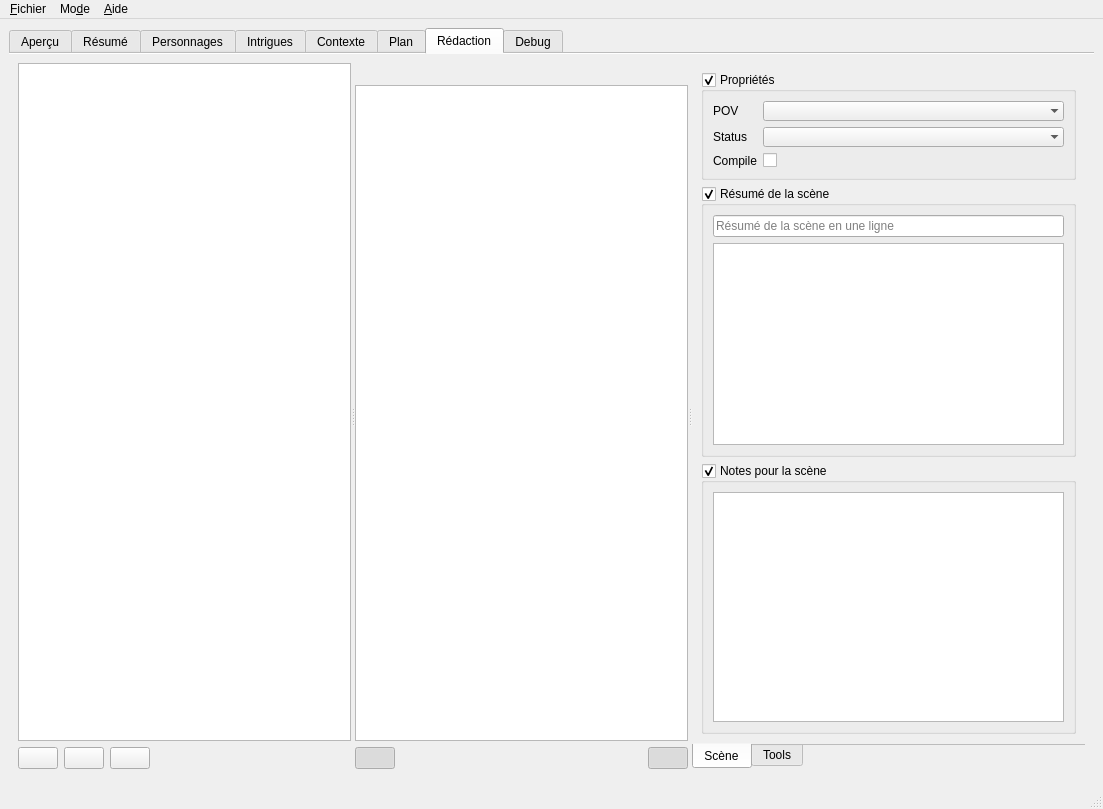
olivierkes/manuskript, file src/ui/mainWindow.ui: the form before one commit.
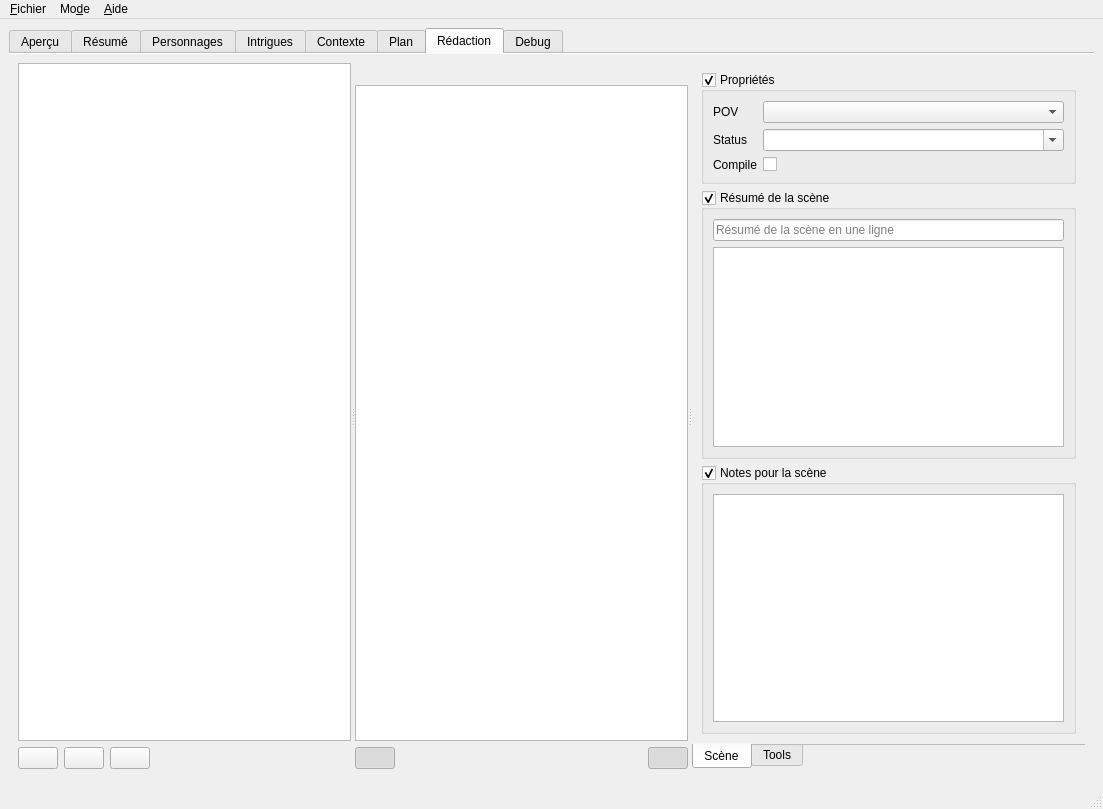
The form after the commit. The open tabs and pages were chosen to show the change. Icons and pictures are not drawn. Custom widgets are drawn as their Qt base class.

What changed in the file:
```diff
--- a/src/ui/mainWindow.ui
+++ b/src/ui/mainWindow.ui
@@ -1670,9 +1670,6 @@
                     <verstretch>0</verstretch>
                    </sizepolicy>
                   </property>
-                  <property name="frame">
-                   <bool>false</bool>
-                  </property>
                  </widget>
                 </item>
                 <item row="1" column="0">
@@ -1690,8 +1687,8 @@
                     <verstretch>0</verstretch>
                    </sizepolicy>
                   </property>
-                  <property name="frame">
-                   <bool>false</bool>
+                  <property name="editable">
+                   <bool>true</bool>
                   </property>
                  </widget>
                 </item>
```
Left out of the diff: 9 changed lines with no effect on the pictures.
